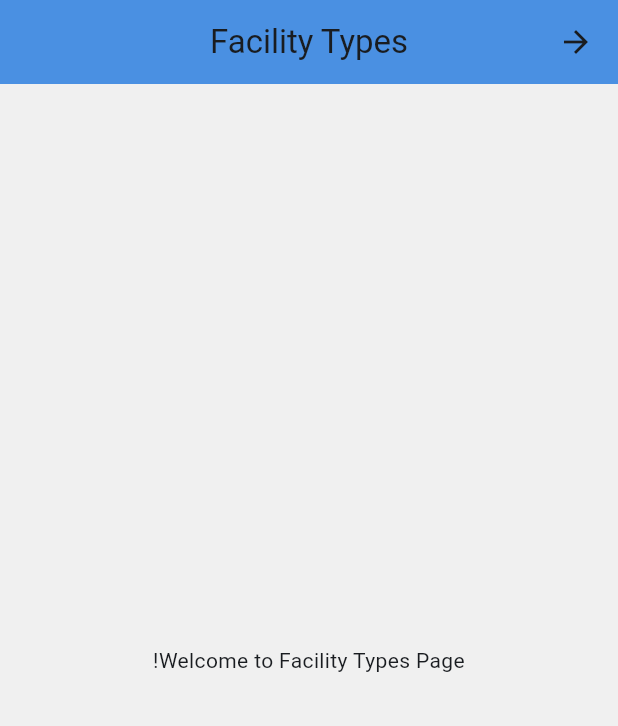
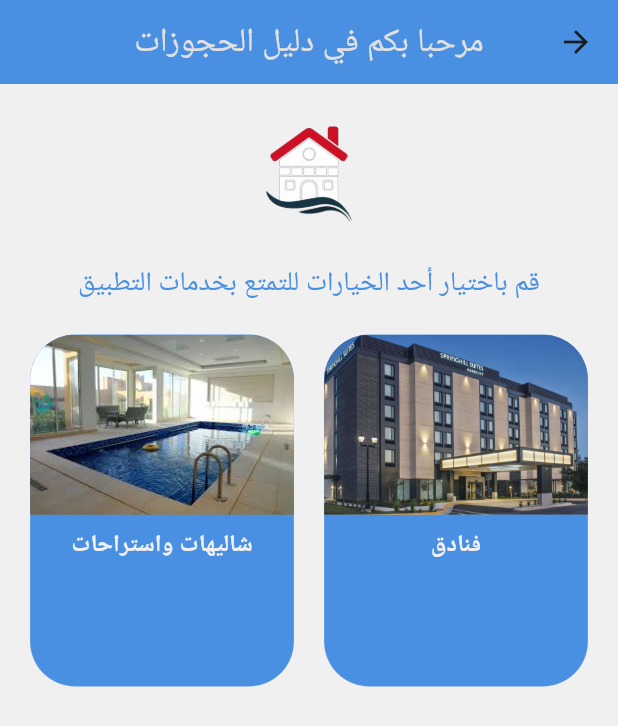
Before and after one commit to Asma111-dot/booking-guide-flutter, a Flutter app: the FacilityTypesPage screen opened by its route, on a phone screen of 412 x 824 dp. Shown: the top 726 px of the screen. Run offline on Flutter 3.47's test engine with Material 3 defaults, Android fonts, the light colour scheme and no system bars; our stand-ins replace bot_toast, connectivity_plus, device_info_plus, dio, flutter_riverpod, flutter_secure_storage and 9 more; missing offline and left inert: open_store; accounts and stored records are empty; generated files the repository leaves out were written again.

Commit message:
add facility type ui

```diff
--- a/lib/l10n/app_ar.arb
+++ b/lib/l10n/app_ar.arb
@@ -2,7 +2,11 @@
   "appTitle": "دليل الحجوزات",
   "welcome": "مرحباً",
   "to": "في",
+  "welcomeToBooking": "مرحبا بكم في دليل الحجوزات",
   "ultimateDestination": "وجهتك النهائية للحجوزات",
+  "chooseOne": "قم باختيار أحد الخيارات للتمتع بخدمات التطبيق",
+  "hotel": "فنادق",
+  "chalet": "شاليهات واستراحات",
   "checkYourInternetConnectionOrTryAgain": "تحقق من اتصال الإنترنت أو حاول مرة أخرى.",
   "thisFieldIsRequired": "هذا الحقل مطلوب.",
   "nameFieldIsRequired": "حقل الاسم مطلوب.",
--- a/lib/l10n/app_en.arb
+++ b/lib/l10n/app_en.arb
@@ -2,7 +2,11 @@
   "appTitle": "Booking Guide",
   "welcome": "Welcome",
   "to": "to",
+  "welcomeToBooking": "Welcome to the booking guide",
   "ultimateDestination": "Your ultimate destination for reservations",
+  "chooseOne": "Choose one of the options to enjoy the application services",
+  "hotel": "Hotel",
+  "chalet": "Chalet",
   "checkYourInternetConnectionOrTryAgain": "Please check your internet connection or try again.",
   "thisFieldIsRequired": "This field is required.",
   "nameFieldIsRequired": "Name field is required.",
--- a/lib/src/pages/facility_types_page.dart
+++ b/lib/src/pages/facility_types_page.dart
@@ -1,16 +1,134 @@
+import 'package:booking_guide/src/helpers/general_helper.dart';
 import 'package:flutter/material.dart';
+import 'package:flutter_riverpod/flutter_riverpod.dart';
+import '../utils/assets.dart';
+import '../utils/theme.dart';
+import 'hotels_page.dart';
+import 'chalets_page.dart';
 
-class FacilityTypesPage extends StatelessWidget {
+final themeModeProvider = Provider<ThemeMode>((ref) {
+  return ThemeMode.light;
+
+});
+
+final themeProvider = Provider<CustomTheme>((ref) {
+  final isDarkMode = ref.watch(themeModeProvider) == ThemeMode.dark;
+  return CustomTheme(isDark: isDarkMode);
+});
+
+class FacilityTypesPage extends ConsumerWidget {
   const FacilityTypesPage({Key? key}) : super(key: key);
 
   @override
-  Widget build(BuildContext context) {
+  Widget build(BuildContext context, WidgetRef ref) {
+    final theme = ref.watch(themeProvider);
+
     return Scaffold(
       appBar: AppBar(
-        title: Text('Facility Types'),
+        title: Text(
+          trans().welcomeToBooking,
+          style: TextStyle(
+            color: CustomTheme.placeholderColor,
+          ),
+        ),
+        backgroundColor: theme.appBarColor(),
+        elevation: 0,
+        centerTitle: true,
       ),
-      body: Center(
-        child: Text('Welcome to Facility Types Page!'),
+      body: Column(
+        children: [
+          SizedBox(height: 20),
+          Image.asset(
+            logoCoverImage,
+            height: 80,
+          ),
+          SizedBox(height: 20),
+          Text(
+            trans().chooseOne,
+            style: TextStyle(
+              fontSize: 18,
+              fontWeight: FontWeight.w500,
+              color: CustomTheme.primaryColor,
+            ),
+          ),
+          SizedBox(height: 20),
+          Expanded(
+            child: GridView(
+              padding: EdgeInsets.symmetric(horizontal: 20),
+              gridDelegate: SliverGridDelegateWithFixedCrossAxisCount(
+                crossAxisCount: 2,
+                mainAxisSpacing: 20,
+                crossAxisSpacing: 20,
+                childAspectRatio: 3 / 4,
+              ),
+              children: [
+                GestureDetector(
+                  onTap: () {
+                    Navigator.push(
+                      context,
+                      MaterialPageRoute(builder: (context) => const HotelsPage()),
+                    );
+                  },
+                  child: buildFacilityTypeCard(
+                    context,
+                    image: hotelImage,
+                    title: trans().hotel,
+                    theme: theme,
+                  ),
+                ),
+                GestureDetector(
+                  onTap: () {
+                    Navigator.push(
+                      context,
+                      MaterialPageRoute(builder: (context) => const ChaletsPage()),
+                    );
+                  },
+                  child: buildFacilityTypeCard(
+                    context,
+                    image: chaletImage,
+                    title: trans().chalet,
+                    theme: theme,
+                  ),
+                ),
+              ],
+            ),
+          ),
+          SizedBox(height: 10),
+        ],
+      ),
+    );
+  }
+
+  Widget buildFacilityTypeCard(BuildContext context, {required String image, required String title, required CustomTheme theme}) {
+    return Container(
+      decoration: BoxDecoration(
+        color: theme.lightBackgroundColor(),
+        border: Border.all(color: theme.borderColor(), width: CustomTheme.borderWidth),
+        borderRadius: BorderRadius.circular(CustomTheme.radius),
+      ),
+      child: Column(
+        children: [
+          ClipRRect(
+            borderRadius: BorderRadius.vertical(top: Radius.circular(CustomTheme.radius)),
+            child: Image.asset(
+              image,
+              height: 120,
+              width: double.infinity,
+              fit: BoxFit.cover,
+            ),
+          ),
+          Container(
+            padding: EdgeInsets.all(8),
+            child: Text(
+              title,
+              style: TextStyle(
+                color: CustomTheme.tertiaryColor,
+                fontSize: 16,
+                fontWeight: FontWeight.w600,
+              ),
+            ),
+          ),
+        ],
       ),
     );
   }
--- a/lib/src/pages/welcome_page.dart
+++ b/lib/src/pages/welcome_page.dart
@@ -38,8 +38,7 @@ class WelcomePage extends ConsumerWidget {
             ),
             const SizedBox(height: 20),
             Text(
-              'مرحباً بك في دليل الحجوزات',
-              // "${trans().welcome} ${trans().to} ${trans().appTitle}",
+               "${trans().welcome} ${trans().to} ${trans().appTitle}",
               style: const TextStyle(
                 fontSize: 24,
                 color: Colors.white,
@@ -48,8 +47,7 @@ class WelcomePage extends ConsumerWidget {
             ),
             const SizedBox(height: 20),
             Text(
-              'وجهتك النهائية للحجوزات',
-              // trans().ultimateDestination,
+               trans().ultimateDestination,
               style: const TextStyle(
                 fontSize: 16,
                 color: Colors.white70,
--- a/pubspec.yaml
+++ b/pubspec.yaml
@@ -77,6 +77,7 @@ dev_dependencies:
 # For information on the generic Dart part of this file, see the
 # following page: https://dart.dev/tools/pub/pubspec
 
+#flutter gen-l10n
 # dart run build_runner build --delete-conflicting-outputs
 # The following section is specific to Flutter packages.
 flutter:
```
Also changed, not shown: lib/src/pages/chalets_page.dart (added, +20 -0 lines), lib/src/pages/hotels_page.dart (added, +20 -0 lines), lib/src/widgets/facility_type_widget.dart (added).
